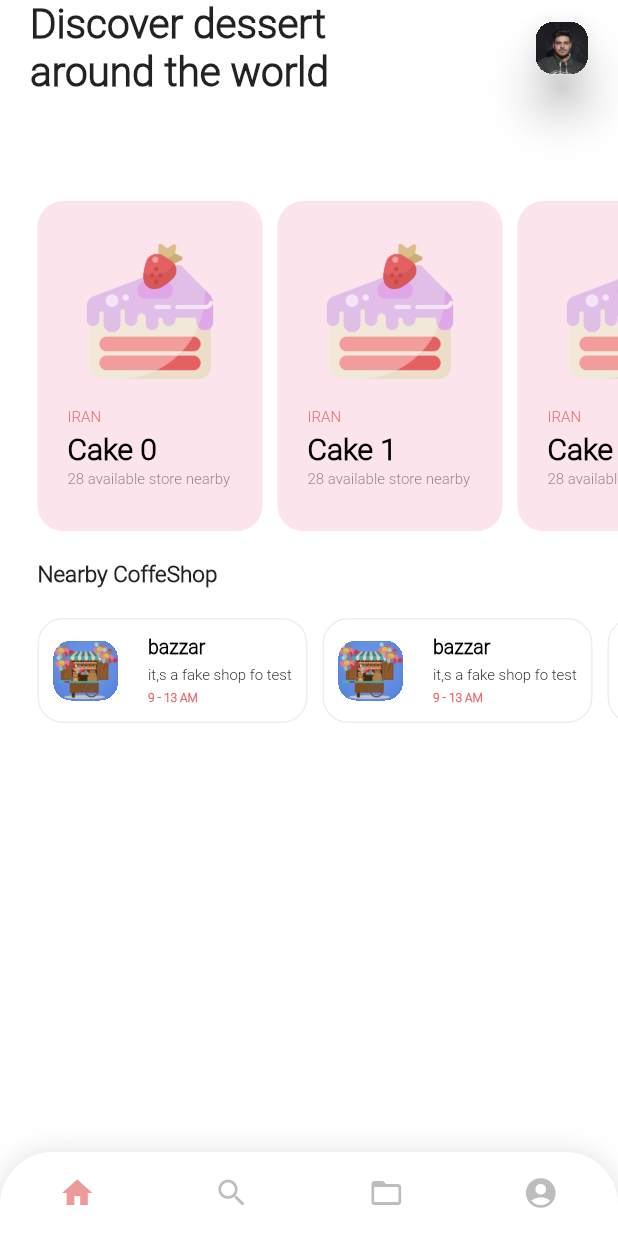
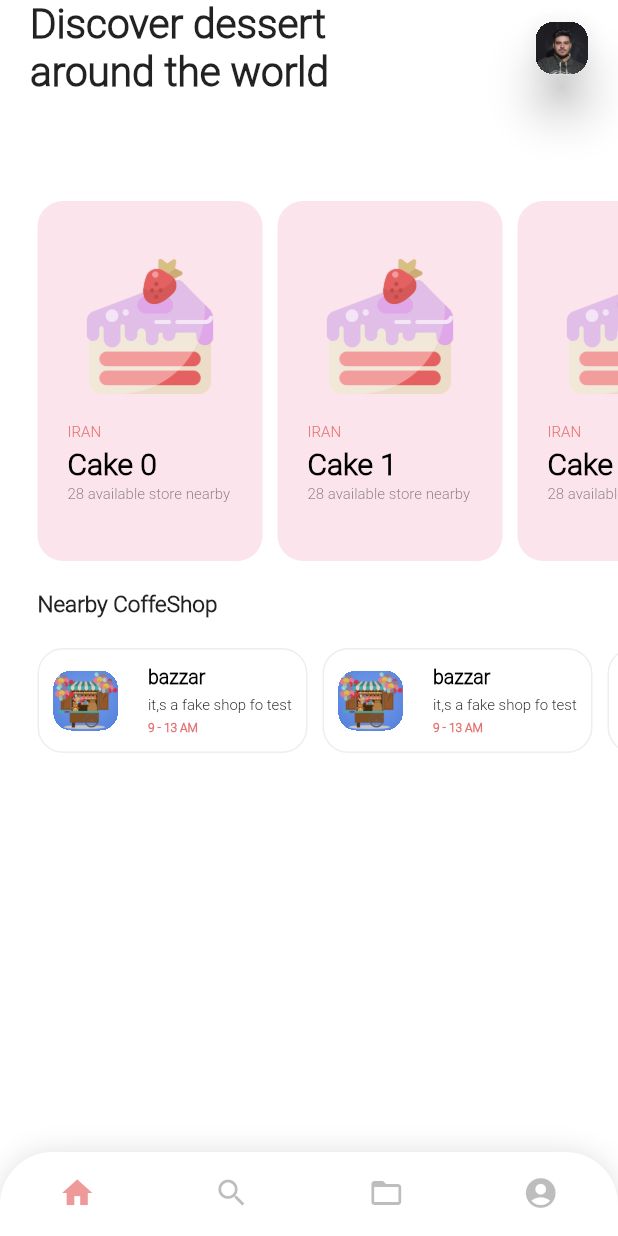
Before and after one commit to mahmoud-eslami/dessert_time, a Flutter app: the screen it shows after launch, on a phone screen of 412 x 824 dp. Run offline on Flutter 3.47's test engine with Material 2 defaults, Android fonts, the phone set to English and light mode, and no system bars; our stand-ins replace bloc, dio, equatable, flutter_bloc; network calls fail.

Commit message:
define a theme data for app

```diff
--- a/lib/bloc/dessert_bloc/dessert_event.dart
+++ b/lib/bloc/dessert_bloc/dessert_event.dart
@@ -8,3 +8,5 @@ abstract class DessertEvent extends Equatable {
 }
 
 class AppStart extends DessertEvent {}
+
+class DessertItemOnTap extends DessertEvent {}
--- a/lib/bloc/dessert_bloc/dessert_state.dart
+++ b/lib/bloc/dessert_bloc/dessert_state.dart
@@ -24,7 +24,7 @@ class LoadingDessertListState extends DessertState {
 
 class LoadedDessertListState extends DessertState {
 
-  final List<DessertModel> dessertList;
+  final List<Dessert> dessertList;
 
   LoadedDessertListState({this.dessertList});
 
--- a/lib/main.dart
+++ b/lib/main.dart
@@ -7,6 +7,7 @@ import 'bloc/dessert_bloc/dessert_event.dart';
 void main() => runApp(MyApp());
 
 class MyApp extends StatelessWidget {
+  ThemeData mainTheme = ThemeData(primarySwatch: Colors.pink,fontFamily: 'RobotoLight');
   // This widget is the root of your application.
   @override
   Widget build(BuildContext context) {
@@ -15,10 +16,7 @@ class MyApp extends StatelessWidget {
       child: MaterialApp(
         debugShowCheckedModeBanner: false,
         title: 'Flutter Demo',
-        theme: ThemeData(
-          primarySwatch: Colors.pink,
-          fontFamily: 'RobotoLight',
-        ),
+        theme: mainTheme,
         home: Home(),
       ),
     );
--- a/lib/pages/discovery.dart
+++ b/lib/pages/discovery.dart
@@ -44,7 +44,7 @@ class DiscoveryPage extends StatelessWidget {
                 height: 20,
               ),
               SizedBox(
-                height: 220,
+                height: 240,
                 child: ListView.builder(
                   padding: EdgeInsets.only(left: 20),
                   scrollDirection: Axis.horizontal,
@@ -266,7 +266,7 @@ class DessertItem extends StatelessWidget {
     return Padding(
       padding: EdgeInsets.symmetric(horizontal: 5),
       child: Container(
-        height: 220,
+        height: 240,
         width: 150,
         decoration: BoxDecoration(
           color: AppColor.dessertItemBkColor,
```
Also changed, not shown: lib/bloc/dessert_bloc/dessert_bloc.dart (+4 -3 lines).
